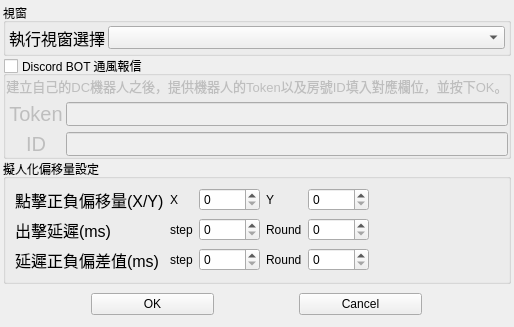
Before: the Qt Designer form UI/Homepage/Setting.ui in Jukon3234/ChatGPT_Make_me_WorkHarder, drawn with Qt 5.
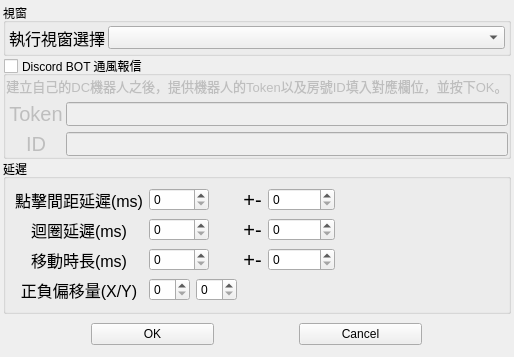
After: the same form once the commit is applied.

The edit to the form file:
```diff
--- a/UI/Homepage/Setting.ui
+++ b/UI/Homepage/Setting.ui
@@ -7,7 +7,7 @@
     <x>0</x>
     <y>0</y>
     <width>502</width>
-    <height>270</height>
+    <height>300</height>
    </rect>
   </property>
   <property name="windowTitle">
@@ -29,6 +29,223 @@
    <property name="spacing">
     <number>0</number>
    </property>
+   <item row="2" column="1">
+    <widget class="QGroupBox" name="groupBox_4">
+     <property name="title">
+      <string>延遲</string>
+     </property>
+     <layout class="QGridLayout" name="gridLayout_4">
+      <item row="0" column="1" colspan="2">
+       <widget class="QSpinBox" name="stepspinBox">
+        <property name="sizePolicy">
+         <sizepolicy hsizetype="Preferred" vsizetype="Fixed">
+          <horstretch>0</horstretch>
+          <verstretch>0</verstretch>
+         </sizepolicy>
+        </property>
+        <property name="maximumSize">
+         <size>
+          <width>60</width>
+          <height>16777215</height>
+         </size>
+        </property>
+        <property name="maximum">
+         <number>999999999</number>
+        </property>
+       </widget>
+      </item>
+      <item row="3" column="1">
+       <widget class="QSpinBox" name="RandomXSpin_2"/>
+      </item>
+      <item row="3" column="0">
+       <widget class="QLabel" name="label_18">
+        <property name="font">
+         <font>
+          <pointsize>12</pointsize>
+         </font>
+        </property>
+        <property name="text">
+         <string>正負偏移量(X/Y)</string>
+        </property>
+        <property name="alignment">
+         <set>Qt::AlignCenter</set>
+        </property>
+       </widget>
+      </item>
+      <item row="3" column="2">
+       <widget class="QSpinBox" name="RandomYSpin_2"/>
+      </item>
+      <item row="1" column="3">
+       <widget class="QLabel" name="label_19">
+        <property name="font">
+         <font>
+          <pointsize>15</pointsize>
+         </font>
+        </property>
+        <property name="text">
+         <string>+-</string>
+        </property>
+        <property name="alignment">
+         <set>Qt::AlignCenter</set>
+        </property>
+       </widget>
+      </item>
+      <item row="0" column="4">
+       <widget class="QSpinBox" name="stepdelayran">
+        <property name="sizePolicy">
+         <sizepolicy hsizetype="Maximum" vsizetype="Fixed">
+          <horstretch>0</horstretch>
+          <verstretch>0</verstretch>
+         </sizepolicy>
+        </property>
+        <property name="maximum">
+         <number>90000000</number>
+        </property>
+       </widget>
+      </item>
+      <item row="1" column="1" colspan="2">
+       <widget class="QSpinBox" name="RoundspinBox">
+        <property name="sizePolicy">
+         <sizepolicy hsizetype="Preferred" vsizetype="Fixed">
+          <horstretch>0</horstretch>
+          <verstretch>0</verstretch>
+         </sizepolicy>
+        </property>
+        <property name="maximumSize">
+         <size>
+          <width>60</width>
+          <height>16777215</height>
+         </size>
+        </property>
+        <property name="maximum">
+         <number>999999999</number>
+        </property>
+       </widget>
+      </item>
+      <item row="2" column="1" colspan="2">
+       <widget class="QSpinBox" name="CurMoveTime_2">
+        <property name="maximumSize">
+         <size>
+          <width>60</width>
+          <height>16777215</height>
+         </size>
+        </property>
+        <property name="maximum">
+         <number>999999</number>
+        </property>
+       </widget>
+      </item>
+      <item row="2" column="4">
+       <widget class="QSpinBox" name="CurMoveTimeRan_2">
+        <property name="maximum">
+         <number>9999999</number>
+        </property>
+       </widget>
+      </item>
+      <item row="1" column="5">
+       <spacer name="horizontalSpacer">
+        <property name="orientation">
+         <enum>Qt::Horizontal</enum>
+        </property>
+        <property name="sizeHint" stdset="0">
+         <size>
+          <width>40</width>
+          <height>20</height>
+         </size>
+        </property>
+       </spacer>
+      </item>
+      <item row="0" column="3">
+       <widget class="QLabel" name="label_16">
+        <property name="sizePolicy">
+         <sizepolicy hsizetype="Preferred" vsizetype="Preferred">
+          <horstretch>0</horstretch>
+          <verstretch>0</verstretch>
+         </sizepolicy>
+        </property>
+        <property name="font">
+         <font>
+          <pointsize>15</pointsize>
+         </font>
+        </property>
+        <property name="text">
+         <string>+-</string>
+        </property>
+        <property name="alignment">
+         <set>Qt::AlignCenter</set>
+        </property>
+       </widget>
+      </item>
+      <item row="0" column="0">
+       <widget class="QLabel" name="label_15">
+        <property name="font">
+         <font>
+          <pointsize>12</pointsize>
+         </font>
+        </property>
+        <property name="text">
+         <string>點擊間距延遲(ms)</string>
+        </property>
+        <property name="alignment">
+         <set>Qt::AlignCenter</set>
+        </property>
+       </widget>
+      </item>
+      <item row="1" column="0">
+       <widget class="QLabel" name="label_20">
+        <property name="font">
+         <font>
+          <pointsize>12</pointsize>
+         </font>
+        </property>
+        <property name="text">
+         <string>迴圈延遲(ms)</string>
+        </property>
+        <property name="alignment">
+         <set>Qt::AlignCenter</set>
+        </property>
+       </widget>
+      </item>
+      <item row="2" column="3">
+       <widget class="QLabel" name="label_22">
+        <property name="font">
+         <font>
+          <pointsize>15</pointsize>
+         </font>
+        </property>
+        <property name="text">
+         <string>+-</string>
+        </property>
+        <property name="alignment">
+         <set>Qt::AlignCenter</set>
+        </property>
+       </widget>
+      </item>
+      <item row="1" column="4">
+       <widget class="QSpinBox" name="Rounddelayran">
+        <property name="maximum">
+         <number>90000000</number>
+        </property>
+       </widget>
+      </item>
+      <item row="2" column="0">
+       <widget class="QLabel" name="label_21">
+        <property name="font">
+         <font>
+          <pointsize>12</pointsize>
+         </font>
+        </property>
+        <property name="text">
+         <string>移動時長(ms)</string>
+        </property>
+        <property name="alignment">
+         <set>Qt::AlignCenter</set>
+        </property>
+       </widget>
+      </item>
+     </layout>
+    </widget>
+   </item>
    <item row="0" column="0" colspan="2">
     <widget class="QGroupBox" name="groupBox_2">
      <property name="title">
@@ -96,6 +313,38 @@
      </layout>
     </widget>
    </item>
+   <item row="5" column="0" colspan="2">
+    <widget class="QWidget" name="widget" native="true">
+     <layout class="QHBoxLayout" name="horizontalLayout">
+      <item>
+       <widget class="QPushButton" name="OKButton">
+        <property name="maximumSize">
+         <size>
+          <width>123</width>
+          <height>27</height>
+         </size>
+        </property>
+        <property name="text">
+         <string>OK</string>
+        </property>
+       </widget>
+      </item>
+      <item>
+       <widget class="QPushButton" name="CancelButton">
+        <property name="maximumSize">
+         <size>
+          <width>123</width>
+          <height>27</height>
+         </size>
+        </property>
+        <property name="text">
+         <string>Cancel</string>
+        </property>
+       </widget>
+      </item>
+     </layout>
+    </widget>
+   </item>
    <item row="1" column="0" colspan="2">
     <widget class="QGroupBox" name="groupBox">
      <property name="title">
@@ -245,182 +494,6 @@
      </layout>
     </widget>
    </item>
-   <item row="6" column="0" colspan="2">
-    <widget class="QWidget" name="widget" native="true">
-     <layout class="QHBoxLayout" name="horizontalLayout">
-      <item>
-       <widget class="QPushButton" name="OKButton">
-        <property name="maximumSize">
-         <size>
-          <width>123</width>
-          <height>27</height>
-         </size>
-        </property>
-        <property name="text">
-         <string>OK</string>
-        </property>
-       </widget>
-      </item>
-      <item>
-       <widget class="QPushButton" name="CancelButton">
-        <property name="maximumSize">
-         <size>
-          <width>123</width>
-          <height>27</height>
-         </size>
-        </property>
-        <property name="text">
-         <string>Cancel</string>
-        </property>
-       </widget>
-      </item>
-     </layout>
-    </widget>
-   </item>
-   <item row="5" column="0" colspan="2">
-    <widget class="QGroupBox" name="groupBox_3">
-     <property name="title">
-      <string>擬人化偏移量設定</string>
-     </property>
-     <layout class="QGridLayout" name="gridLayout_3">
-      <item row="0" column="1">
-       <widget class="QLabel" name="label_5">
-        <property name="sizePolicy">
-         <sizepolicy hsizetype="Maximum" vsizetype="Preferred">
-          <horstretch>0</horstretch>
-          <verstretch>0</verstretch>
-         </sizepolicy>
-        </property>
-        <property name="text">
-         <string>X</string>
-        </property>
-        <property name="alignment">
-         <set>Qt::AlignCenter</set>
-        </property>
-       </widget>
-      </item>
-      <item row="0" column="3">
-       <widget class="QLabel" name="label_6">
-        <property name="sizePolicy">
-         <sizepolicy hsizetype="Maximum" vsizetype="Preferred">
-          <horstretch>0</horstretch>
-          <verstretch>0</verstretch>
-         </sizepolicy>
-        </property>
-        <property name="text">
-         <string>Y</string>
-        </property>
-        <property name="alignment">
-         <set>Qt::AlignCenter</set>
-        </property>
-       </widget>
-      </item>
-      <item row="0" column="4">
-       <widget class="QSpinBox" name="RandomYSpin">
-        <property name="maximum">
-         <number>90000</number>
-        </property>
-       </widget>
-      </item>
-      <item row="0" column="2">
-       <widget class="QSpinBox" name="RandomXSpin">
-        <property name="maximum">
-         <number>90000</number>
-        </property>
-       </widget>
-      </item>
-      <item row="0" column="5">
-       <spacer name="horizontalSpacer">
-        <property name="orientation">
-         <enum>Qt::Horizontal</enum>
-        </property>
-        <property name="sizeHint" stdset="0">
-         <size>
-          <width>40</width>
-          <height>20</height>
-         </size>
-        </property>
-       </spacer>
-      </item>
-      <item row="0" column="0">
-       <widget class="QLabel" name="label_4">
-        <property name="font">
-         <font>
-          <pointsize>12</pointsize>
-         </font>
-        </property>
-        <property name="text">
-         <string>點擊正負偏移量(X/Y)</string>
-        </property>
-       </widget>
-      </item>
-      <item row="2" column="1">
-       <widget class="QLabel" name="label_8">
-        <property name="text">
-         <string>step</string>
-        </property>
-       </widget>
-      </item>
-      <item row="2" column="0">
-       <widget class="QLabel" name="label_7">
-        <property name="font">
-         <font>
-          <pointsize>12</pointsize>
-         </font>
-        </property>
-        <property name="text">
-         <string>延遲正負偏差值(ms)</string>
-        </property>
-       </widget>
-      </item>
-      <item row="2" column="2">
-       <widget class="QSpinBox" name="StepPMData"/>
-      </item>
-      <item row="2" column="3">
-       <widget class="QLabel" name="label_9">
-        <property name="text">
-         <string>Round</string>
-        </property>
-       </widget>
-      </item>
-      <item row="2" column="4">
-       <widget class="QSpinBox" name="RoundPMData"/>
-      </item>
-      <item row="1" column="0">
-       <widget class="QLabel" name="label_11">
-        <property name="font">
-         <font>
-          <pointsize>12</pointsize>
-         </font>
-        </property>
-        <property name="text">
-         <string>出擊延遲(ms)</string>
-        </property>
-       </widget>
-      </item>
-      <item row="1" column="1">
-       <widget class="QLabel" name="label_10">
-        <property name="text">
-         <string>step</string>
-        </property>
-       </widget>
-      </item>
-      <item row="1" column="3">
-       <widget class="QLabel" name="label_12">
-        <property name="text">
-         <string>Round</string>
-        </property>
-       </widget>
-      </item>
-      <item row="1" column="2">
-       <widget class="QSpinBox" name="DelayStep"/>
-      </item>
-      <item row="1" column="4">
-       <widget class="QSpinBox" name="DelayRound"/>
-      </item>
-     </layout>
-    </widget>
-   </item>
   </layout>
  </widget>
  <resources/>
```
